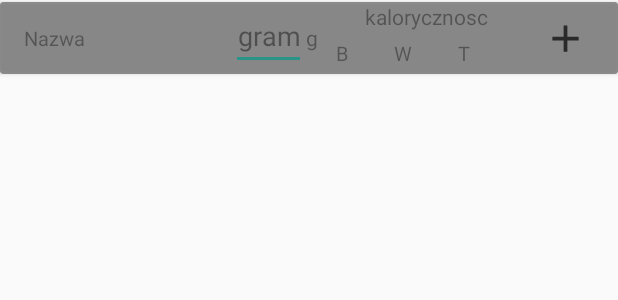
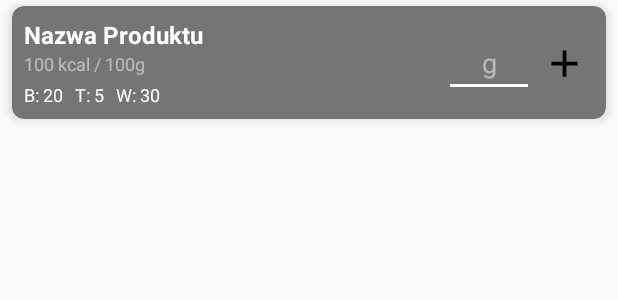
Before and after one commit to BambikJD/AplikacjaGit, an Android app built with Jetpack Compose: the layout produkt_item.xml on its own in the app's theme, with its tools: preview values and no code run, on a phone screen of 412 x 824 dp. Shown: the top 300 px of the screen. Run offline under Robolectric (Android 15) with nearby library versions, the phone set to English and light mode, and no system bars.

Commit message:
Update, lekki update UI

```diff
--- a/app/src/main/java/com/example/aplikacjagit/adaptery/adaptery.kt
+++ b/app/src/main/java/com/example/aplikacjagit/adaptery/adaptery.kt
@@ -75,7 +75,7 @@ class ProduktAdapter(
 
 class  DodaneAdapter(
     private val deleteOnClick: (Dodane) -> Unit = {}
-    ) : RecyclerView.Adapter<DodaneAdapter.DodaneViewHolder>() {
+) : RecyclerView.Adapter<DodaneAdapter.DodaneViewHolder>() {
 
     private var listaDodanych: MutableList<Dodane> = mutableListOf()
 
@@ -148,7 +148,7 @@ class PrzepisyAdapter : androidx.recyclerview.widget.ListAdapter<PrzepisWynik, P
             tluszcze.text = przepis.tluszcze?.let { "T: ${formatNumber(it)}" } ?: "T:-"
             weglowodany.text = przepis.weglowodany?.let { "W: ${formatNumber(it)}" } ?: "W:-"
             opis.text = przepis.opis ?: ""
-            waga.text = przepis.listaIlosci.sum().toString()
+            waga.text = "${przepis.listaIlosci.sum().toString()}g"
 
             if (produktyAdapter == null) {
                 produktyAdapter = ProduktyPotrzebneAdapter()
--- a/app/src/main/java/com/example/aplikacjagit/room/klasyIfunkcje.kt
+++ b/app/src/main/java/com/example/aplikacjagit/room/klasyIfunkcje.kt
@@ -76,7 +76,7 @@ data class Lodowka(
     val ilosc:  Int?,
     val nazwa: String?,
 
-) {
+    ) {
     @PrimaryKey(autoGenerate = true)
     var id = 0
 }
@@ -89,7 +89,7 @@ data class Przepis(
     val bialka: Double?,
     val weglowodany: Double?,
     val tluszcze: Double?,
-    ) {
+) {
     @PrimaryKey(autoGenerate = true)
     var id = 0
 }
--- a/app/src/main/res/layout/produkt_item.xml
+++ b/app/src/main/res/layout/produkt_item.xml
@@ -1,115 +1,102 @@
 <?xml version="1.0" encoding="utf-8"?>
 <androidx.cardview.widget.CardView xmlns:android="http://schemas.android.com/apk/res/android"
+    xmlns:app="http://schemas.android.com/apk/res-auto"
+    xmlns:tools="http://schemas.android.com/tools"
     android:layout_width="match_parent"
-    xmlns:app="http://schemas.android.com/apk/res-auto"
-    android:background="@color/green_500"
     android:layout_height="wrap_content"
-    android:alpha="0.8"
-    android:layout_marginVertical="1dp"
-    app:cardBackgroundColor="@color/grey_600">
+    android:layout_marginHorizontal="8dp"
+    android:layout_marginVertical="4dp"
+    app:cardBackgroundColor="@color/grey_600"
+    app:cardCornerRadius="8dp"
+    app:cardElevation="4dp">
 
-    <RelativeLayout
+    <androidx.constraintlayout.widget.ConstraintLayout
         android:layout_width="match_parent"
-        android:layout_marginLeft="10dp"
-        android:layout_marginRight="10dp"
-        android:layout_height="48dp"
-        android:padding="0dp">
+        android:layout_height="wrap_content"
+        android:padding="8dp">
 
         <TextView
             android:id="@+id/nazwa"
-            android:layout_width="wrap_content"
-            android:layout_height="match_parent"
-            android:layout_alignParentStart="true"
-            android:layout_centerVertical="true"
-            android:textSize="13sp"
-            android:layout_marginLeft="6dp"
-            android:maxWidth="130dp"
-            android:gravity="center_vertical"
-            android:text="Nazwa" />
-
-        <LinearLayout
-            android:id="@+id/kalorycznoscInfo"
-            android:layout_width="120dp"
-            android:layout_height="match_parent"
-            android:layout_toStartOf="@+id/DodajButton"
-            android:layout_marginEnd="8dp"
-            android:gravity="center_vertical"
-            android:orientation="vertical">
+            android:layout_width="0dp"
+            android:layout_height="wrap_content"
+            android:text="Nazwa Produktu"
+            android:textColor="@color/white"
+            android:textSize="16sp"
+            android:textStyle="bold"
+            app:layout_constraintEnd_toStartOf="@+id/iloscGram"
+            app:layout_constraintStart_toStartOf="parent"
+            app:layout_constraintTop_toTopOf="parent" />
 
         <TextView
             android:id="@+id/kalorycznosc"
-                android:layout_width="match_parent"
-                android:gravity="center"
-                android:layout_height="20dp"
-                android:layout_alignParentEnd="false"
-                android:layout_centerVertical="true"
-                android:textSize="14sp"
-                android:text="kalorycznosc" />
+            android:layout_width="wrap_content"
+            android:layout_height="wrap_content"
+            android:text="100 kcal / 100g"
+            android:textColor="@color/white_50"
+            android:textSize="12sp"
+            app:layout_constraintStart_toStartOf="parent"
+            app:layout_constraintTop_toBottomOf="@id/nazwa" />
 
         <LinearLayout
-                android:layout_width="match_parent"
-                android:layout_height="match_parent"
-                android:orientation="horizontal">
-
+            android:id="@+id/makroLayout"
+            android:layout_width="wrap_content"
+            android:layout_height="wrap_content"
+            android:layout_marginTop="4dp"
+            android:orientation="horizontal"
+            app:layout_constraintStart_toStartOf="parent"
+            app:layout_constraintTop_toBottomOf="@id/kalorycznosc">
 
             <TextView
                 android:id="@+id/bialka"
                 android:layout_width="wrap_content"
-                    android:layout_height="match_parent"
-                    android:gravity="center_vertical"
-                    android:layout_weight="1"
-                    android:textSize="13sp"
-                    android:text="B" />
+                android:layout_height="wrap_content"
+                android:layout_marginEnd="8dp"
+                android:text="B: 20"
+                android:textColor="@color/white"
+                android:textSize="12sp" />
+
+            <TextView
+                android:id="@+id/tluszcze"
+                android:layout_width="wrap_content"
+                android:layout_height="wrap_content"
+                android:layout_marginEnd="8dp"
+                android:text="T: 5"
+                android:textColor="@color/white"
+                android:textSize="12sp" />
 
             <TextView
                 android:id="@+id/weglowodany"
                 android:layout_width="wrap_content"
-                    android:gravity="center_vertical"
-                    android:layout_height="match_parent"
-                    android:layout_weight="1" android:textSize="13sp"
-                    android:text="W" />
-
-                <TextView
-                    android:id="@+id/tluszcze"
-                    android:layout_width="wrap_content"
-                    android:gravity="center_vertical" android:textSize="13sp"
-                    android:layout_height="match_parent"
-                    android:layout_weight="1"
-                    android:text="T" />
+                android:layout_height="wrap_content"
+                android:text="W: 30"
+                android:textColor="@color/white"
+                android:textSize="12sp" />
         </LinearLayout>
 
-        </LinearLayout>
-
+        <EditText
+            android:id="@+id/iloscGram"
+            android:layout_width="60dp"
+            android:layout_height="wrap_content"
+            android:backgroundTint="@color/white"
+            android:gravity="center"
+            android:hint="g"
+            android:inputType="number"
+            android:textColor="@color/white"
+            android:textColorHint="@color/white_50"
+            app:layout_constraintBottom_toBottomOf="parent"
+            app:layout_constraintEnd_toStartOf="@+id/DodajButton"
+            app:layout_constraintTop_toTopOf="parent" />
 
         <ImageButton
             android:id="@+id/DodajButton"
-            android:layout_width="50dp"
-            android:background="@color/grey_600"
-            android:layout_height="60dp"
-            android:layout_alignParentEnd="true"
-            android:layout_centerVertical="true"
-            android:src="@drawable/ikonadodaj" />
+            android:layout_width="40dp"
+            android:layout_height="40dp"
+            android:background="?android:attr/selectableItemBackgroundBorderless"
+            android:src="@drawable/ikonadodaj"
+            app:layout_constraintBottom_toBottomOf="parent"
+            app:layout_constraintEnd_toEndOf="parent"
+            app:layout_constraintTop_toTopOf="parent"
+            app:tint="@color/green_400" />
 
-        <EditText
-            android:id="@+id/iloscGram"
-            android:layout_width="50dp"
-            android:layout_height="wrap_content"
-            android:layout_marginEnd="20dp"
-            android:layout_toStartOf="@+id/kalorycznoscInfo"
-            android:gravity="center_vertical|end"
-            android:ems="10"
-            android:hint="gramy"
-            android:inputType="number" />
-
-        <TextView
-            android:id="@+id/g"
-            android:layout_width="20dp"
-            android:layout_height="match_parent"
-            android:gravity="center_vertical"
-            android:layout_toStartOf="@+id/kalorycznoscInfo"
-            android:text="g" />
-
-
-
-    </RelativeLayout>
+    </androidx.constraintlayout.widget.ConstraintLayout>
 </androidx.cardview.widget.CardView>
```
Also changed, not shown: app/src/main/res/layout/dodane_item.xml (+54 -87 lines), app/src/main/res/layout/lodowka_item.xml (+37 -37 lines), app/src/main/res/layout/produkt_potrzebny_item.xml (+17 -14 lines), app/src/main/res/layout/przepis_item.xml (+64 -101 lines), app/src/main/res/values/styles.xml (added, +40 -0 lines), app/src/main/java/com/example/aplikacjagit/DietaActivity.kt (line endings or trailing spaces), app/src/main/java/com/example/aplikacjagit/HomeActivity.kt (line endings or trailing spaces), app/src/main/java/com/example/aplikacjagit/LodowkaActivity.kt (indentation only), app/src/main/java/com/example/aplikacjagit/ProfilActivity.kt (line endings or trailing spaces), app/src/main/java/com/example/aplikacjagit/TreningActivity.kt (line endings or trailing spaces), app/src/main/java/com/example/aplikacjagit/room/BazaDanych.kt (line endings or trailing spaces), app/src/main/java/com/example/aplikacjagit/room/Repozytorium.kt (line endings or trailing spaces), app/src/main/java/com/example/aplikacjagit/room/ViewModel.kt (line endings or trailing spaces). Lines whose indentation alone changed are shown as unchanged.
